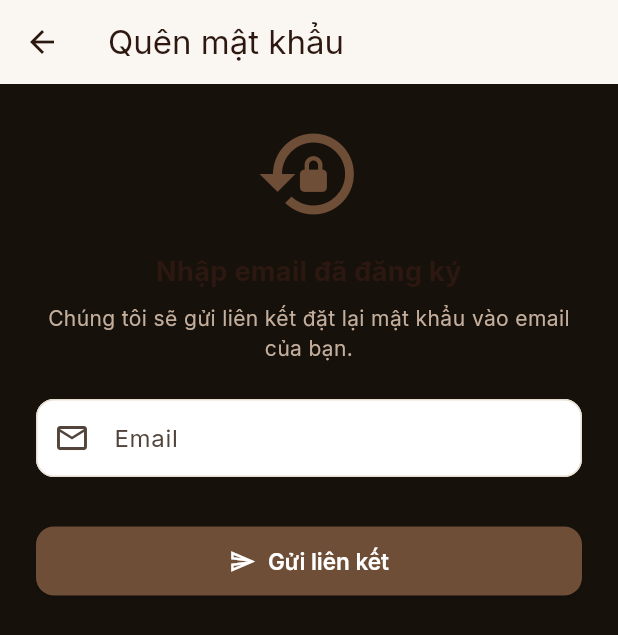
After one commit to H-thanh0603/Coffee_App, a Flutter app: the screen it shows after launch, after a tap on "Quên mật khẩu?", on a phone screen of 412 x 824 dp. The commit adds this screen. Shown: the top 635 px of the screen. Run offline on Flutter 3.47's test engine with Material 3 defaults, Android fonts, the phone set to English and light mode, and no system bars; our stand-ins replace fl_chart, go_router, google_fonts, shared_preferences; accounts and stored records are empty.

Commit message:
fix: stock shortage guard, slow product stat, revenue by paidAt, forgot password
- block checkout when ingredients insufficient (recipe-based check + shortage notification)
- slowProducts: only count items actually sold (drop 0-sale noise)
- revenue reports use paidAt (completedAt) not createdAt
- add Forgot Password screen + login link
- tests: missingIngredients, slowProducts threshold, revenueOnDate timing

```diff
--- a/lib/data/models/order.dart
+++ b/lib/data/models/order.dart
@@ -57,6 +57,10 @@ class AppOrder {
 
   Duration get age => DateTime.now().difference(createdAt);
 
+  /// Thời điểm xem là "đã thu tiền" cho báo cáo doanh thu.
+  /// Ưu tiên completedAt (lúc hoàn tất/thanh toán), fallback updatedAt.
+  DateTime get paidAt => completedAt ?? updatedAt;
+
   AppOrder copyWith({
     OrderStatus? orderStatus,
     PaymentStatus? paymentStatus,
--- /dev/null
+++ b/lib/features/auth/forgot_password_screen.dart
@@ -0,0 +1,85 @@
+import 'package:flutter/material.dart';
+
+import '../../core/theme/app_colors.dart';
+
+class ForgotPasswordScreen extends StatefulWidget {
+  const ForgotPasswordScreen({super.key});
+  @override
+  State<ForgotPasswordScreen> createState() => _ForgotPasswordScreenState();
+}
+
+class _ForgotPasswordScreenState extends State<ForgotPasswordScreen> {
+  final _emailCtrl = TextEditingController();
+  bool _sent = false;
+
+  @override
+  void dispose() {
+    _emailCtrl.dispose();
+    super.dispose();
+  }
+
+  @override
+  Widget build(BuildContext context) {
+    return Scaffold(
+      backgroundColor: AppColors.background,
+      appBar: AppBar(title: const Text('Quên mật khẩu')),
+      body: SafeArea(
+        child: SingleChildScrollView(
+          padding: const EdgeInsets.symmetric(horizontal: 24, vertical: 24),
+          child:
+              Column(crossAxisAlignment: CrossAxisAlignment.stretch, children: [
+            Icon(Icons.lock_reset, size: 72, color: AppColors.primary),
+            const SizedBox(height: 16),
+            const Text('Nhập email đã đăng ký',
+                textAlign: TextAlign.center,
+                style: TextStyle(fontSize: 18, fontWeight: FontWeight.w700)),
+            const SizedBox(height: 8),
+            Text(
+              'Chúng tôi sẽ gửi liên kết đặt lại mật khẩu vào email của bạn.',
+              textAlign: TextAlign.center,
+              style: TextStyle(color: AppColors.textSecondary, fontSize: 14),
+            ),
+            const SizedBox(height: 24),
+            TextField(
+              controller: _emailCtrl,
+              decoration: const InputDecoration(
+                labelText: 'Email',
+                prefixIcon: Icon(Icons.email_outlined),
+              ),
+              keyboardType: TextInputType.emailAddress,
+            ),
+            const SizedBox(height: 16),
+            if (_sent)
+              Container(
+                padding: const EdgeInsets.all(12),
+                decoration: BoxDecoration(
+                  color: AppColors.success.withOpacity(0.1),
+                  borderRadius: BorderRadius.circular(10),
+                ),
+                child: Row(children: const [
+                  Icon(Icons.check_circle_outline,
+                      color: AppColors.success, size: 18),
+                  SizedBox(width: 8),
+                  Expanded(
+                    child: Text('Liên kết khôi phục đã gửi (demo).'),
+                  ),
+                ]),
+              ),
+            const SizedBox(height: 16),
+            SizedBox(
+              width: double.infinity,
+              child: ElevatedButton.icon(
+                onPressed: () {
+                  if (_emailCtrl.text.trim().isEmpty) return;
+                  setState(() => _sent = true);
+                },
+                icon: const Icon(Icons.send_outlined),
+                label: const Text('Gửi liên kết'),
+              ),
+            ),
+          ]),
+        ),
+      ),
+    );
+  }
+}
--- a/lib/features/auth/login_screen.dart
+++ b/lib/features/auth/login_screen.dart
@@ -5,6 +5,7 @@ import 'package:provider/provider.dart';
 import '../../core/theme/app_colors.dart';
 import '../../routes/role_router.dart';
 import 'auth_provider.dart';
+import 'forgot_password_screen.dart';
 
 class LoginScreen extends StatefulWidget {
   const LoginScreen({super.key});
@@ -55,7 +56,8 @@ class _LoginScreenState extends State<LoginScreen> {
             children: [
               const SizedBox(height: 16),
               Container(
-                width: 88, height: 88,
+                width: 88,
+                height: 88,
                 decoration: BoxDecoration(
                   color: AppColors.primary,
                   borderRadius: BorderRadius.circular(24),
@@ -88,6 +90,17 @@ class _LoginScreenState extends State<LoginScreen> {
                 ),
                 obscureText: true,
               ),
+              Align(
+                alignment: Alignment.centerRight,
+                child: TextButton(
+                  onPressed: () => Navigator.push(
+                    context,
+                    MaterialPageRoute(
+                        builder: (_) => const ForgotPasswordScreen()),
+                  ),
+                  child: const Text('Quên mật khẩu?'),
+                ),
+              ),
               if (_error != null) ...[
                 const SizedBox(height: 12),
                 Container(
@@ -97,9 +110,12 @@ class _LoginScreenState extends State<LoginScreen> {
                     borderRadius: BorderRadius.circular(10),
                   ),
                   child: Row(children: [
-                    const Icon(Icons.error_outline, color: AppColors.danger, size: 18),
+                    const Icon(Icons.error_outline,
+                        color: AppColors.danger, size: 18),
                     const SizedBox(width: 8),
-                    Expanded(child: Text(_error!, style: const TextStyle(color: AppColors.danger))),
+                    Expanded(
+                        child: Text(_error!,
+                            style: const TextStyle(color: AppColors.danger))),
                   ]),
                 ),
               ],
@@ -110,8 +126,10 @@ class _LoginScreenState extends State<LoginScreen> {
                   onPressed: _loading ? null : _submit,
                   child: _loading
                       ? const SizedBox(
-                          height: 20, width: 20,
-                          child: CircularProgressIndicator(strokeWidth: 2, color: Colors.white))
+                          height: 20,
+                          width: 20,
+                          child: CircularProgressIndicator(
+                              strokeWidth: 2, color: Colors.white))
                       : const Text('Đăng nhập', style: TextStyle(fontSize: 16)),
                 ),
               ),
@@ -153,12 +171,16 @@ class _LoginScreenState extends State<LoginScreen> {
                 child: Column(
                   crossAxisAlignment: CrossAxisAlignment.start,
                   children: [
-                    Text(label, style: const TextStyle(fontWeight: FontWeight.w600)),
-                    Text(email, style: TextStyle(fontSize: 12, color: AppColors.textSecondary)),
+                    Text(label,
+                        style: const TextStyle(fontWeight: FontWeight.w600)),
+                    Text(email,
+                        style: TextStyle(
+                            fontSize: 12, color: AppColors.textSecondary)),
                   ],
                 ),
               ),
-              Icon(Icons.arrow_forward_ios, size: 14, color: AppColors.textSecondary),
+              Icon(Icons.arrow_forward_ios,
+                  size: 14, color: AppColors.textSecondary),
             ],
           ),
         ),
```
Also changed, not shown: lib/data/services/data_store.dart (+45 -13 lines), lib/features/pos/cart_panel.dart (+18 -0 lines), 1 other file.
